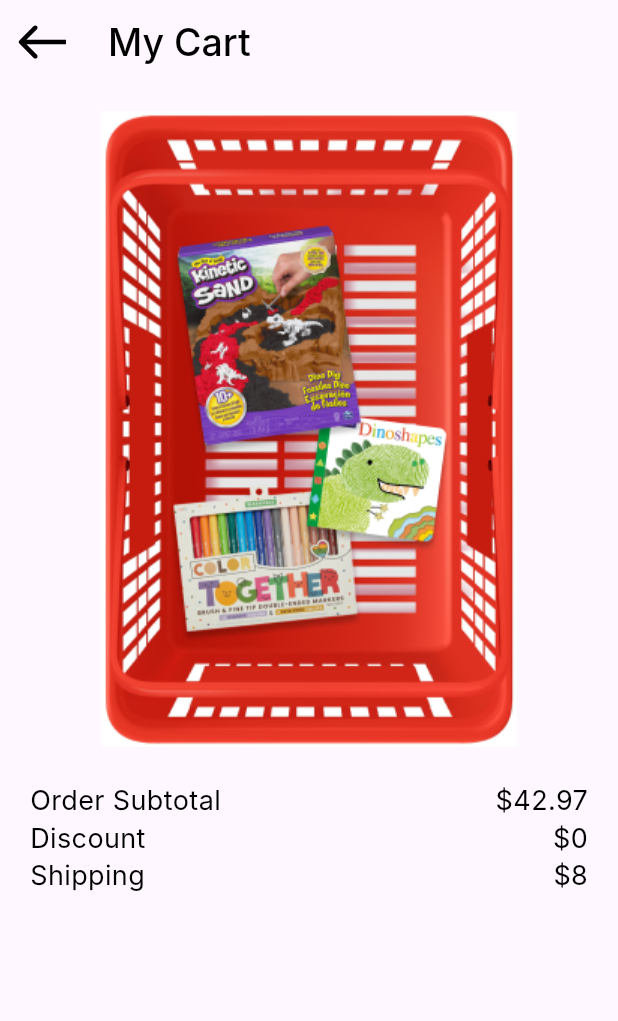
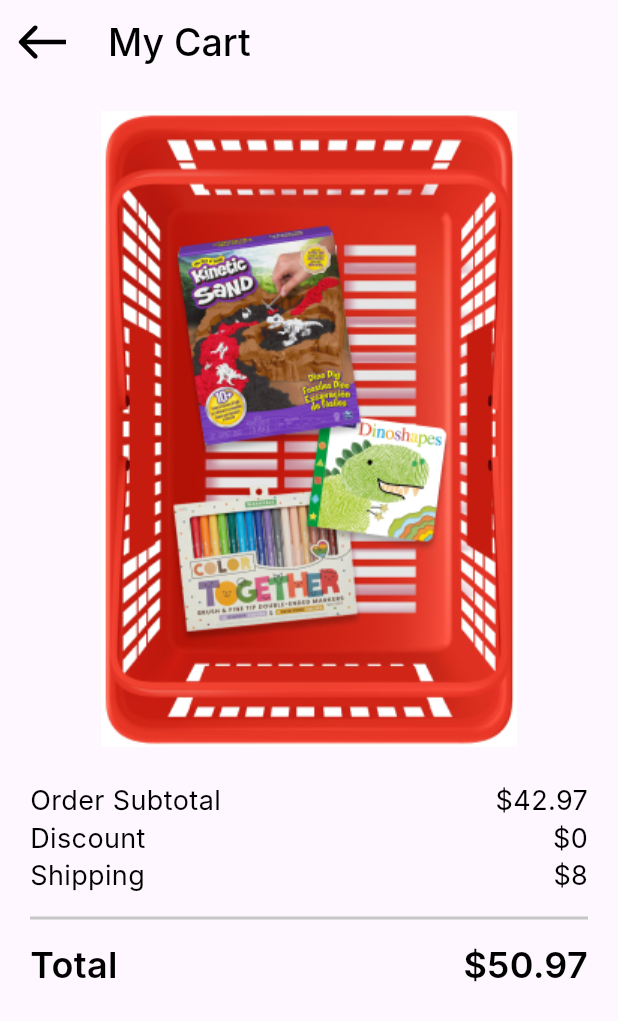
Before and after one commit to SalahYasser/checkout_payment_app, a Flutter app: the screen it shows after launch, on a phone screen of 412 x 824 dp. Shown: the top 1021 px of the screen. Run offline on Flutter 3.47's test engine with Material 3 defaults, Android fonts, the phone set to English and light mode, and no system bars; our stand-ins replace flutter_svg; Roboto replaces fonts that are missing (Inter).

Commit message:
create total price

```diff
--- a/lib/features/checkout/presentation/views/widgets/order_info_item.dart
+++ b/lib/features/checkout/presentation/views/widgets/cart_info_item.dart
@@ -1,8 +1,8 @@
 import 'package:checkout_payment_app/core/utils/styles.dart';
 import 'package:flutter/material.dart';
 
-class OrderInfoItem extends StatelessWidget {
-  const OrderInfoItem({super.key, required this.title, required this.value});
+class CartInfoItem extends StatelessWidget {
+  const CartInfoItem({super.key, required this.title, required this.value});
 
   final String title, value;
 
--- a/lib/features/checkout/presentation/views/widgets/my_cart_view_body.dart
+++ b/lib/features/checkout/presentation/views/widgets/my_cart_view_body.dart
@@ -1,4 +1,5 @@
-import 'package:checkout_payment_app/features/checkout/presentation/views/widgets/order_info_item.dart';
+import 'package:checkout_payment_app/features/checkout/presentation/views/widgets/cart_info_item.dart';
+import 'package:checkout_payment_app/features/checkout/presentation/views/widgets/total_price.dart';
 import 'package:flutter/material.dart';
 
 class MyCartViewBody extends StatelessWidget {
@@ -13,11 +14,17 @@ class MyCartViewBody extends StatelessWidget {
           const SizedBox(height: 18),
           Image.asset('assets/images/basket.png'),
           const SizedBox(height: 25),
-          const OrderInfoItem(title: 'Order Subtotal', value: r'$42.97'),
+          const CartInfoItem(title: 'Order Subtotal', value: r'$42.97'),
           const SizedBox(height: 3),
-          const OrderInfoItem(title: 'Discount', value: r'$0'),
+          const CartInfoItem(title: 'Discount', value: r'$0'),
           const SizedBox(height: 3),
-          const OrderInfoItem(title: 'Shipping', value: r'$8'),
+          const CartInfoItem(title: 'Shipping', value: r'$8'),
+          const Divider(
+            thickness: 2,
+            height: 34,
+            color: Color(0xffC7C7C7),
+          ),
+          const TotalPrice(title: 'Total', value: r'$50.97'),
         ],
       ),
     );
--- /dev/null
+++ b/lib/features/checkout/presentation/views/widgets/total_price.dart
@@ -0,0 +1,27 @@
+import 'package:checkout_payment_app/core/utils/styles.dart';
+import 'package:flutter/material.dart';
+
+class TotalPrice extends StatelessWidget {
+  const TotalPrice({super.key, required this.title, required this.value});
+
+  final String title, value;
+
+  @override
+  Widget build(BuildContext context) {
+    return Row(
+      children: [
+        Text(
+          title,
+          style: Styles.style24,
+          textAlign: TextAlign.center,
+        ),
+        const Spacer(),
+        Text(
+          value,
+          style: Styles.style24,
+          textAlign: TextAlign.center,
+        )
+      ],
+    );
+  }
+}
```
